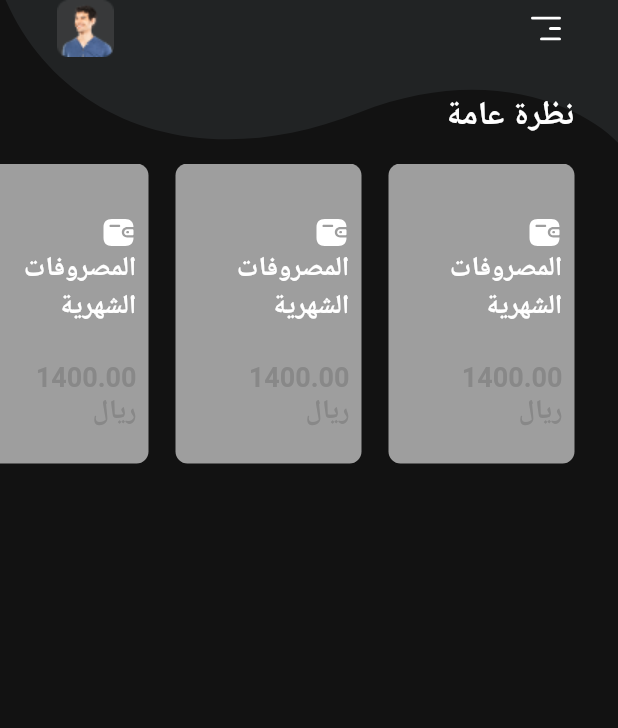
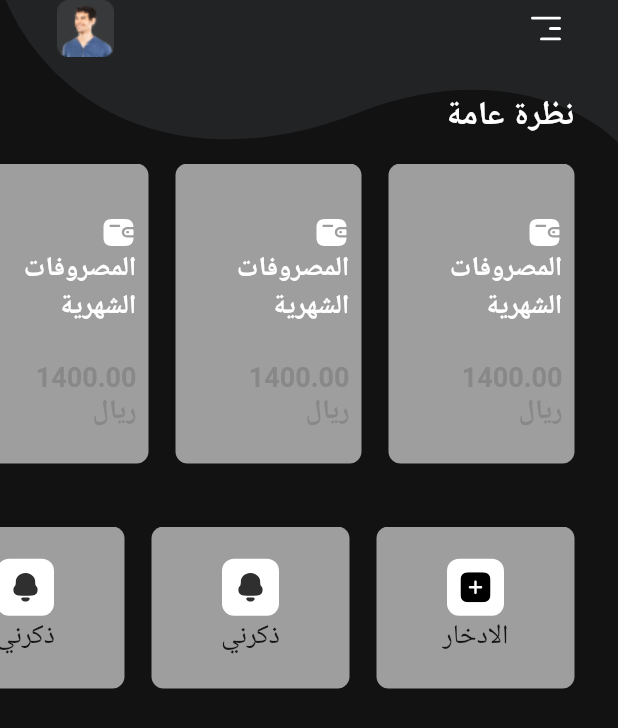
Before and after one commit to RakanW10/budget_tracker, a Flutter app: the screen it shows after launch, on a phone screen of 412 x 824 dp. Shown: the top 728 px of the screen. Run offline on Flutter 3.47's test engine with Material 2 defaults, Android fonts, the phone set to English and light mode, and no system bars; our stand-ins replace flutter_svg, get, get_storage.

Commit message:
Added service list

```diff
--- /dev/null
+++ b/lib/view/components/serviceButton.dart
@@ -0,0 +1,45 @@
+import 'package:flutter/material.dart';
+import 'package:flutter_svg/svg.dart';
+
+class ServiceButton extends StatelessWidget {
+  const ServiceButton({
+    super.key,
+    required this.icon,
+    required this.label,
+    required this.onTab,
+  });
+  final SvgPicture icon;
+  final String label;
+  final Function() onTab;
+  @override
+  Widget build(BuildContext context) {
+    return Container(
+      width: 132,
+      height: 108,
+      decoration: BoxDecoration(
+        color: Colors.grey,
+        borderRadius: BorderRadius.circular(8),
+      ),
+      child: Column(
+        mainAxisAlignment: MainAxisAlignment.center,
+        children: [
+          Container(
+            height: 38,
+            width: 38,
+            margin: const EdgeInsets.only(bottom: 2),
+            padding: const EdgeInsets.all(9),
+            decoration: BoxDecoration(
+              color: Colors.white,
+              borderRadius: BorderRadius.circular(8),
+            ),
+            child: icon,
+          ),
+          Text(
+            label,
+            style: const TextStyle(fontSize: 18),
+          ),
+        ],
+      ),
+    );
+  }
+}
--- /dev/null
+++ b/lib/view/components/serviceList.dart
@@ -0,0 +1,56 @@
+import 'package:flutter/material.dart';
+import 'package:flutter/src/widgets/container.dart';
+import 'package:flutter/src/widgets/framework.dart';
+import 'package:flutter_svg/svg.dart';
+
+import 'serviceButton.dart';
+
+class ServiceList extends StatelessWidget {
+  const ServiceList({super.key});
+
+  @override
+  Widget build(BuildContext context) {
+    return Container(
+      height: 108,
+      child: ListView(
+        scrollDirection: Axis.horizontal,
+        children: [
+          ServiceButton(
+            icon: SvgPicture.asset(
+              "assets/icons/Plus.svg",
+              color: Colors.black,
+            ),
+            label: "الادخار",
+            onTab: () {
+              //TODO: add you funtion here
+            },
+          ),
+          const SizedBox(
+            width: 18,
+          ),
+          ServiceButton(
+            icon: SvgPicture.asset(
+              "assets/icons/Notification.svg",
+            ),
+            label: "ذكرني",
+            onTab: () {
+              //TODO: add you funtion here
+            },
+          ),
+          const SizedBox(
+            width: 18,
+          ),
+          ServiceButton(
+            icon: SvgPicture.asset(
+              "assets/icons/Notification.svg",
+            ),
+            label: "ذكرني",
+            onTab: () {
+              //TODO: add you funtion here
+            },
+          ),
+        ],
+      ),
+    );
+  }
+}
--- a/lib/view/homepage.dart
+++ b/lib/view/homepage.dart
@@ -2,10 +2,13 @@ import 'package:budget_tracker/Constants.dart';
 import 'package:budget_tracker/style.dart';
 import 'package:budget_tracker/view/components/overviewCard.dart';
 import 'package:budget_tracker/view/components/overviewList.dart';
+import 'package:budget_tracker/view/components/serviceList.dart';
 import 'package:budget_tracker/view/customPain.dart';
 import 'package:flutter/material.dart';
 import 'package:flutter_svg/svg.dart';
 import 'package:get/get.dart';
+
+import 'components/serviceButton.dart';
 
 class Homepage extends StatelessWidget {
   const Homepage({super.key});
@@ -60,7 +63,11 @@ class Homepage extends StatelessWidget {
                       const SizedBox(
                         height: 18,
                       ),
-                      OverviewList(),
+                      const OverviewList(),
+                      const SizedBox(
+                        height: 42,
+                      ),
+                      const ServiceList()
                     ],
                   ),
                 ),
```
Also changed, not shown: assets/icons/Notification.svg (added), assets/icons/Plus.svg (added).
